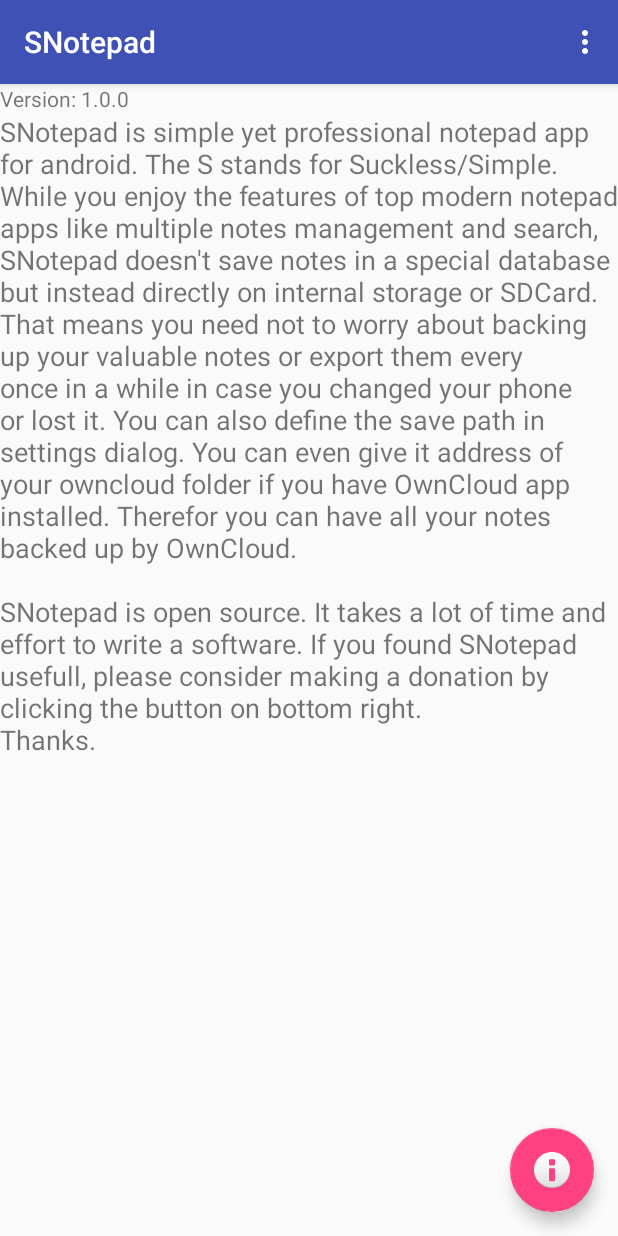
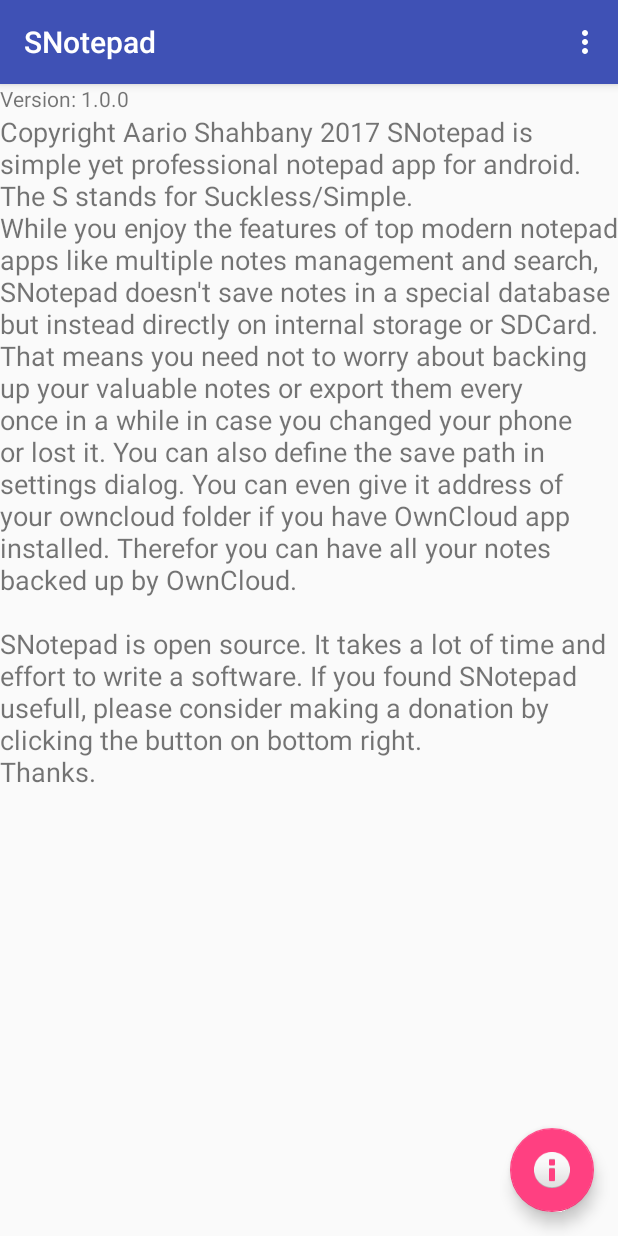
Before and after one commit to aario/snotepad, an Android app: the screen it shows after launch (MainActivity), in the options menu, after a tap on "About", on a phone screen of 412 x 824 dp. Run offline under Robolectric (Android 15) with nearby library versions, the phone set to English and light mode, and no system bars; libraries missing offline, so code that uses them is left out: com.nononsenseapps.filepicker.

Commit message:
Added author name to about dialog

```diff
--- a/app/src/main/res/values/strings.xml
+++ b/app/src/main/res/values/strings.xml
@@ -11,7 +11,8 @@
     <string name="saving_path">Saving path:</string>
     <string name="btChangePath_title">Select Folder</string>
     <string name="tvVersion_text">Version: 1.0.0</string>
-    <string name="tvAbout_text">SNotepad is simple yet professional notepad app for android. The S
+    <string name="tvAbout_text">Copyright Aario Shahbany 2017<br/><br/>
+                SNotepad is simple yet professional notepad app for android. The S
                 stands for Suckless/Simple.&lt;br/&gt;
                 While you enjoy the features of top modern notepad apps like multiple notes management
                 and search, SNotepad doesn\'t save notes in a special database but instead directly on
```
